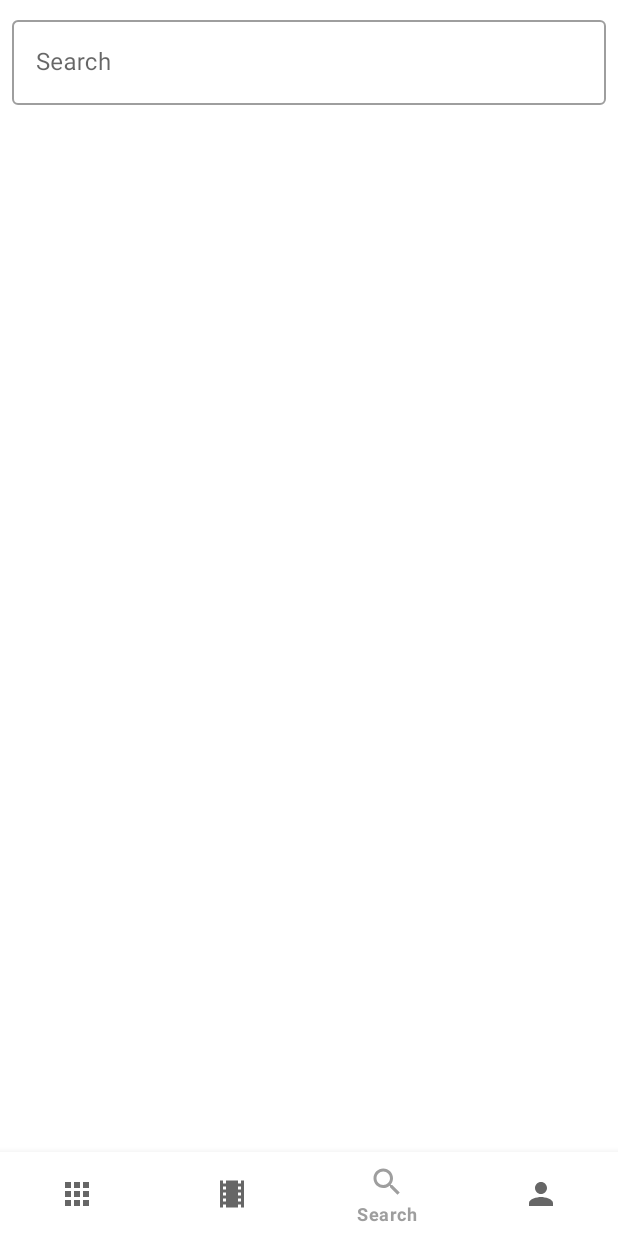
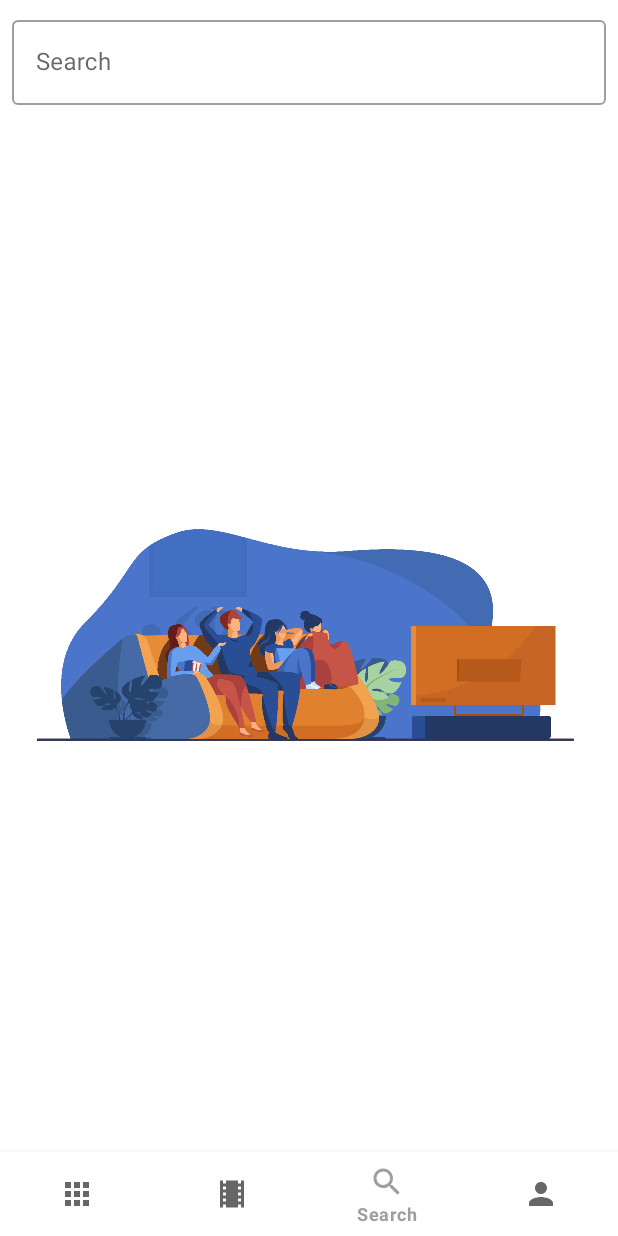
Before and after one commit to Steepo/Watchable, an Android app: the SearchFragment screen opened through its navigation route, item 3 of the bottom bar chosen, on a phone screen of 412 x 824 dp. Run offline under Robolectric (Android 15) with nearby library versions, the phone set to English and light mode, and no system bars; our stand-ins replace Volley, navigation-ui; network calls fail; pictures from the network do not load; 3 statements that could not run were skipped.

Commit message:
add image inside search now keyboard closes when focus on rv

```diff
--- a/app/src/main/java/com/warnercodes/watchable/adapter/MovieDetailAdapter.java
+++ b/app/src/main/java/com/warnercodes/watchable/adapter/MovieDetailAdapter.java
@@ -177,7 +177,7 @@ public class MovieDetailAdapter extends RecyclerView.Adapter<RecyclerView.ViewHo
 
                         //TODO: rotten if null
                         if (movie.getRottenScore() != null) {
-                            Integer rottenScore = Integer.parseInt(movie.getRottenScore().substring(0, 2));
+                            Integer rottenScore = Integer.parseInt(movie.getRottenScore().split("%")[0]);
                             if (rottenScore > 60)
                                 viewHolder.rottenIcon.setBackground(context.getResources().getDrawable(R.drawable.fresh));
                             else
--- a/app/src/main/java/com/warnercodes/watchable/adapter/MovieSearchAdapter.java
+++ b/app/src/main/java/com/warnercodes/watchable/adapter/MovieSearchAdapter.java
@@ -54,7 +54,8 @@ public class MovieSearchAdapter extends RecyclerView.Adapter<RecyclerView.ViewHo
         ImageView search_thumb = viewHolder.search_thumb;
         TextView textView = viewHolder.search_movie_title;
         textView.setText(movies.get(position).getTitle());
-        viewHolder.search_movie_year.setText(movies.get(position).getReleaseDate().split("-")[0]); //shows only the year
+        if (movies.get(position).getReleaseDate() != null)
+            viewHolder.search_movie_year.setText(movies.get(position).getReleaseDate().split("-")[0]); //shows only the year
         Glide.with(context).load(movies.get(position).getCopertina()).into(viewHolder.search_thumb);
     }
 
--- a/app/src/main/java/com/warnercodes/watchable/ui/search/SearchFragment.java
+++ b/app/src/main/java/com/warnercodes/watchable/ui/search/SearchFragment.java
@@ -1,15 +1,21 @@
 package com.warnercodes.watchable.ui.search;
 
+import android.app.Activity;
+import android.os.Build;
 import android.os.Bundle;
 import android.text.Editable;
 import android.text.TextWatcher;
+import android.util.Log;
 import android.view.LayoutInflater;
 import android.view.View;
 import android.view.ViewGroup;
+import android.view.inputmethod.InputMethodManager;
+import android.widget.ImageView;
 import android.widget.Toast;
 
 import androidx.annotation.NonNull;
 import androidx.fragment.app.Fragment;
+import androidx.fragment.app.FragmentActivity;
 import androidx.lifecycle.ViewModelProviders;
 import androidx.recyclerview.widget.LinearLayoutManager;
 import androidx.recyclerview.widget.RecyclerView;
@@ -39,10 +45,11 @@ public class SearchFragment extends Fragment {
     private MovieSearchAdapter movieSearchAdapter;
     private List<Movie> mDataset;
     private RecyclerView recyclerView;
+    private ImageView searchImageview;
 
     public View onCreateView(@NonNull LayoutInflater inflater, ViewGroup container, Bundle savedInstanceState) {
         searchViewModel = ViewModelProviders.of(this).get(SearchViewModel.class);
-        View root = inflater.inflate(R.layout.fragment_search, container, false);
+        final View root = inflater.inflate(R.layout.fragment_search, container, false);
         ///TODO: implement bindings
         TextInputEditText editText = root.findViewById(R.id.textinputedittext);
 
@@ -53,6 +60,7 @@ public class SearchFragment extends Fragment {
         mDataset = new ArrayList<Movie>();
         movieSearchAdapter = new MovieSearchAdapter(mDataset);
         recyclerView.setAdapter(movieSearchAdapter);
+        searchImageview = root.findViewById(R.id.search_imageview);
 
         editText.addTextChangedListener(new TextWatcher() {
             @Override
@@ -62,13 +70,14 @@ public class SearchFragment extends Fragment {
 
             @Override
             public void onTextChanged(CharSequence s, int start, int before, int count) {
-                //mDataset = new ArrayList<Movie>();
-
                 String text = s.toString();
-                String url = "https://api.themoviedb.org/3/search/movie?api_key=db18c03be648dd161624fabd8596021a&language=en-US&query=" + text.replace(" ", "%20") + "&page=1&include_adult=false";
-                if (text.length() < 3)
+                if (text.length() < 3) {
                     mDataset.removeAll(mDataset);
-                else {
+                    movieSearchAdapter.notifyDataSetChanged();
+                    searchImageview.setVisibility(View.VISIBLE);
+                } else {
+                    String url = "https://api.themoviedb.org/3/search/movie?api_key=db18c03be648dd161624fabd8596021a&language=en-US&query=" + text.replace(" ", "%20") + "&page=1&include_adult=false";
+                    searchImageview.setVisibility(View.INVISIBLE);
                     final RequestQueue requestQueue = Volley.newRequestQueue(getActivity());
                     JsonObjectRequest jsonObjectRequest = new JsonObjectRequest
                             (Request.Method.GET, url, null, new Response.Listener<JSONObject>() {
@@ -105,7 +114,27 @@ public class SearchFragment extends Fragment {
             }
         });
 
+        if (Build.VERSION.SDK_INT >= Build.VERSION_CODES.M) {
+            recyclerView.setOnScrollChangeListener(new View.OnScrollChangeListener() {
+                @Override
+                public void onScrollChange(View v, int scrollX, int scrollY, int oldScrollX, int oldScrollY) {
+                    if (Math.abs(scrollY + oldScrollY) > 0) {
+                        Log.i("scrolly", String.valueOf(scrollY));
+                        Log.i("scrollyo", String.valueOf(oldScrollY));
+                        hideKeyboard(getActivity());
+                    }
+                }
+            });
+        }
 
         return root;
     }
+
+    private void hideKeyboard(FragmentActivity activity) {
+        InputMethodManager inputMethodManager =
+                (InputMethodManager) activity.getSystemService(
+                        Activity.INPUT_METHOD_SERVICE);
+        inputMethodManager.hideSoftInputFromWindow(
+                activity.getCurrentFocus().getWindowToken(), 0);
+    }
 }
--- a/app/src/main/res/layout/fragment_search.xml
+++ b/app/src/main/res/layout/fragment_search.xml
@@ -39,4 +39,15 @@
         app:layout_constraintEnd_toStartOf="parent"
         app:layout_constraintEnd_toEndOf="parent"/>
 
+    <ImageView
+        android:id="@+id/search_imageview"
+        android:layout_width="wrap_content"
+        android:layout_height="wrap_content"
+        android:layout_marginHorizontal="16dp"
+        app:layout_constraintTop_toTopOf="@id/results_recyclerview"
+        app:layout_constraintBottom_toBottomOf="@id/results_recyclerview"
+        app:layout_constraintStart_toStartOf="@id/results_recyclerview"
+        app:layout_constraintEnd_toEndOf="@id/results_recyclerview"
+        android:src="@drawable/search" />
+
 </androidx.constraintlayout.widget.ConstraintLayout>
--- a/app/src/main/res/layout/item_review.xml
+++ b/app/src/main/res/layout/item_review.xml
@@ -9,7 +9,7 @@
     android:focusable="true">
 
 
-    <androidx.constraintlayout.widget.ConstraintLayout xmlns:android="http://schemas.android.com/apk/res/android"
+    <androidx.constraintlayout.widget.ConstraintLayout
         android:layout_width="match_parent"
         android:layout_height="match_parent"
         android:layout_margin="8dp"
```
Also changed, not shown: app/src/main/AndroidManifest.xml (+5 -4 lines).
